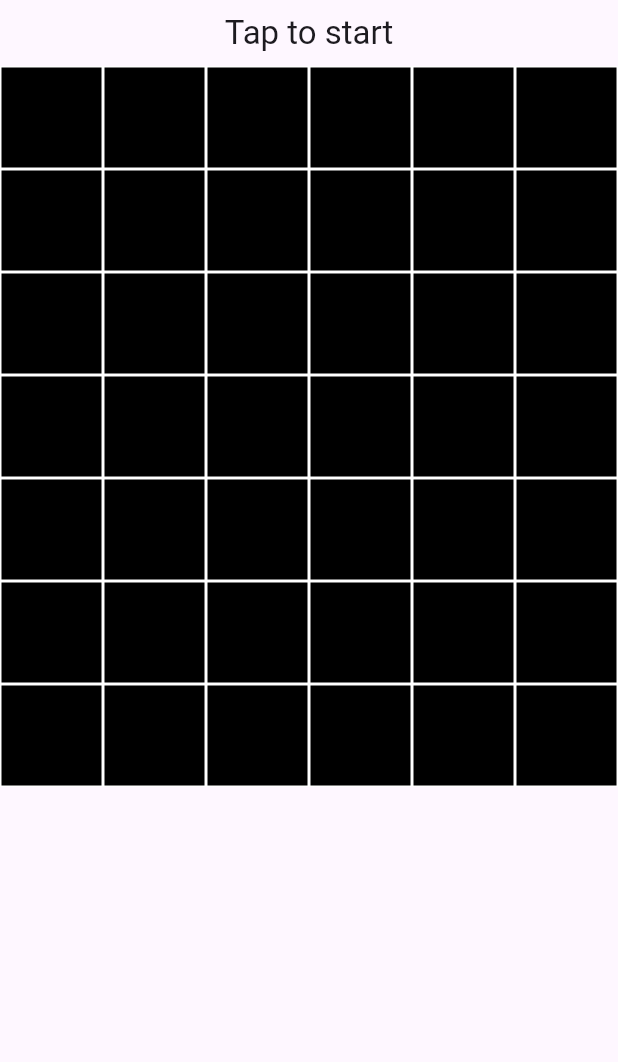
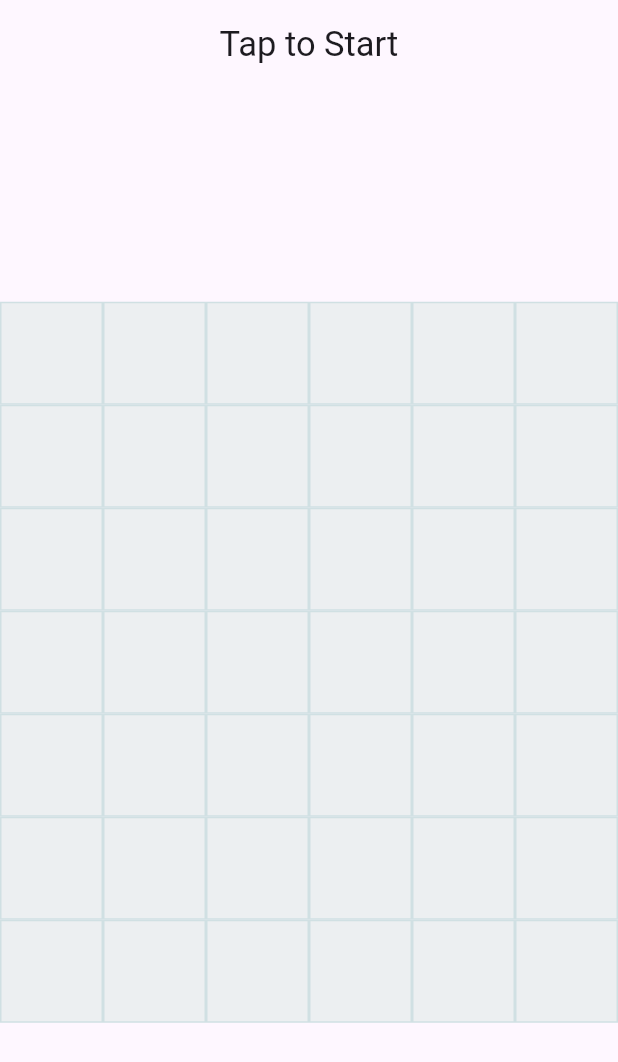
Before and after one commit to kiicodes/flutter_stacker_game, a Flutter app: the screen it shows after launch, after a tap on "App Game", on a phone screen of 412 x 824 dp. Shown: the top 1062 px of the screen. Run offline on Flutter 3.47's test engine with Material 2 defaults, Android fonts, the phone set to English and light mode, and no system bars.

Commit message:
Layout changed

```diff
--- a/lib/app_game/app_game_screen.dart
+++ b/lib/app_game/app_game_screen.dart
@@ -29,13 +29,17 @@ class _AppGameScreenState extends State<AppGameScreen> {
               child: Column(
                 children: [
                   Padding(
-                    padding: const EdgeInsets.all(8.0),
-                    child: Text(isStarted ? "Tap to positionate" : "Tap to start", style: Theme.of(context).textTheme.titleLarge,),
+                    padding: const EdgeInsets.all(15.0),
+                    child: Text(isStarted ? "Tap to Stack" : "Tap to Start", style: Theme.of(context).textTheme.titleLarge!.copyWith(fontSize: 23),),
                   ),
                   Expanded(
                       child: LayoutBuilder(builder: (_, constraints) {
                         Game.configure(constraints.maxWidth, constraints.maxHeight);
-                        return GridView.count(
+                        return Center(
+                          child: SizedBox(
+                            height: Game.gameHeight(),
+                            width: constraints.maxWidth,
+                            child: GridView.count(
                                 crossAxisCount: Game.config().columns,
                                 children: List.generate(Game.countItems(), (index) {
                                   final reversedIndex = (Game.countItems() - 1) - index;
@@ -46,6 +50,8 @@ class _AppGameScreenState extends State<AppGameScreen> {
                                     return const FilledBlock();
                                   }
                                 })
+                            ),
+                          ),
                         );
                       })
                   )
--- a/lib/app_game/components/empty_block.dart
+++ b/lib/app_game/components/empty_block.dart
@@ -1,4 +1,5 @@
 import 'package:flutter/material.dart';
+import 'package:stacker_game/game_classes/game_config.dart';
 import 'package:stacker_game/static_classes/game.dart';
 
 class EmptyBlock extends StatelessWidget {
@@ -11,8 +12,8 @@ class EmptyBlock extends StatelessWidget {
       height: blockSize,
       width: blockSize,
       decoration: BoxDecoration(
-        border: Border.all(color: Colors.white),
-        color: Colors.black
+        border: Border.all(color: GameConfig.borderColor),
+        color: GameConfig.bgColor
       ),
     );
   }
--- a/lib/app_game/components/filled_block.dart
+++ b/lib/app_game/components/filled_block.dart
@@ -1,4 +1,5 @@
 import 'package:flutter/material.dart';
+import 'package:stacker_game/game_classes/game_config.dart';
 import 'package:stacker_game/static_classes/game.dart';
 
 class FilledBlock extends StatelessWidget {
@@ -10,7 +11,7 @@ class FilledBlock extends StatelessWidget {
     return Container(
       height: blockSize,
       width: blockSize,
-      color: Colors.red,
+      color: GameConfig.activeColor,
     );
   }
 }
--- a/lib/game_classes/game_config.dart
+++ b/lib/game_classes/game_config.dart
@@ -5,6 +5,9 @@ class GameConfig {
   final int rows;
   final int blockColumns;
   final double speed;
+  static const Color bgColor = Color(0xFFECEFF1);
+  static const Color borderColor = Color(0xFFD0E0E3);
+  static const Color activeColor = Color(0xFFFF6E40);
 
   const GameConfig({Key? key, this.columns = 6, this.rows = 7, this.blockColumns = 3, this.speed = 3});
 }
--- a/lib/static_classes/game.dart
+++ b/lib/static_classes/game.dart
@@ -50,6 +50,10 @@ class Game {
 
   static int countItems() {
     return _config.rows * _config.columns;
+  }
+
+  static double gameHeight() {
+    return _config.rows * blockSize();
   }
 
   static bool isStarted() {
```
Lines whose indentation alone changed are shown as unchanged.
